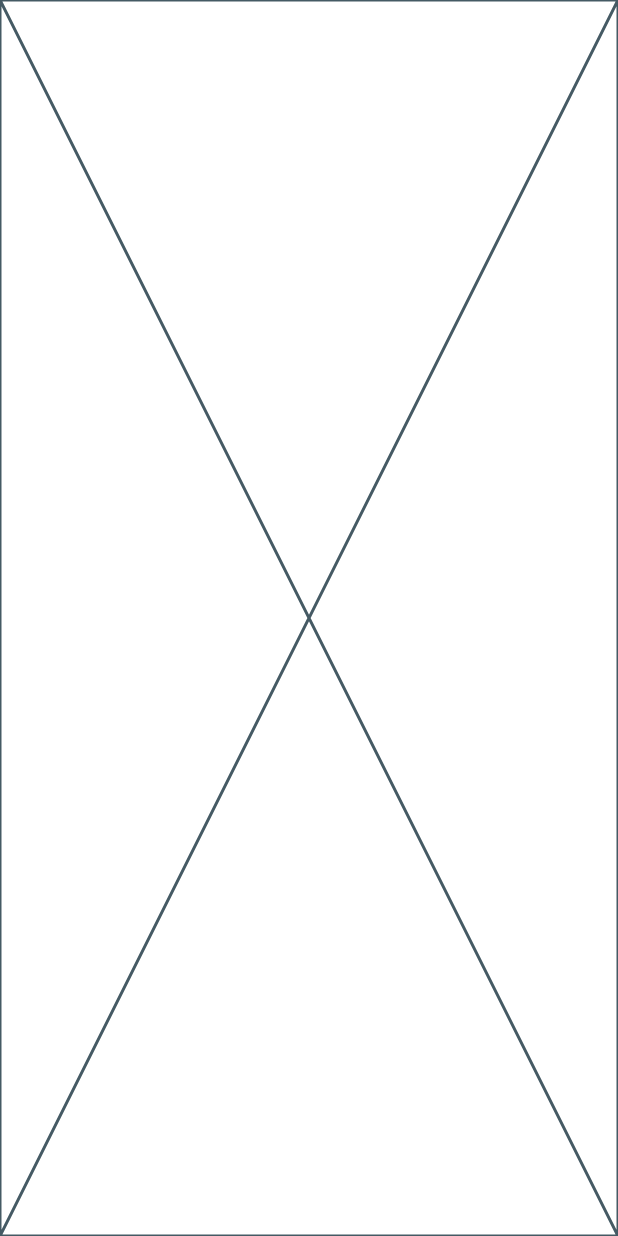
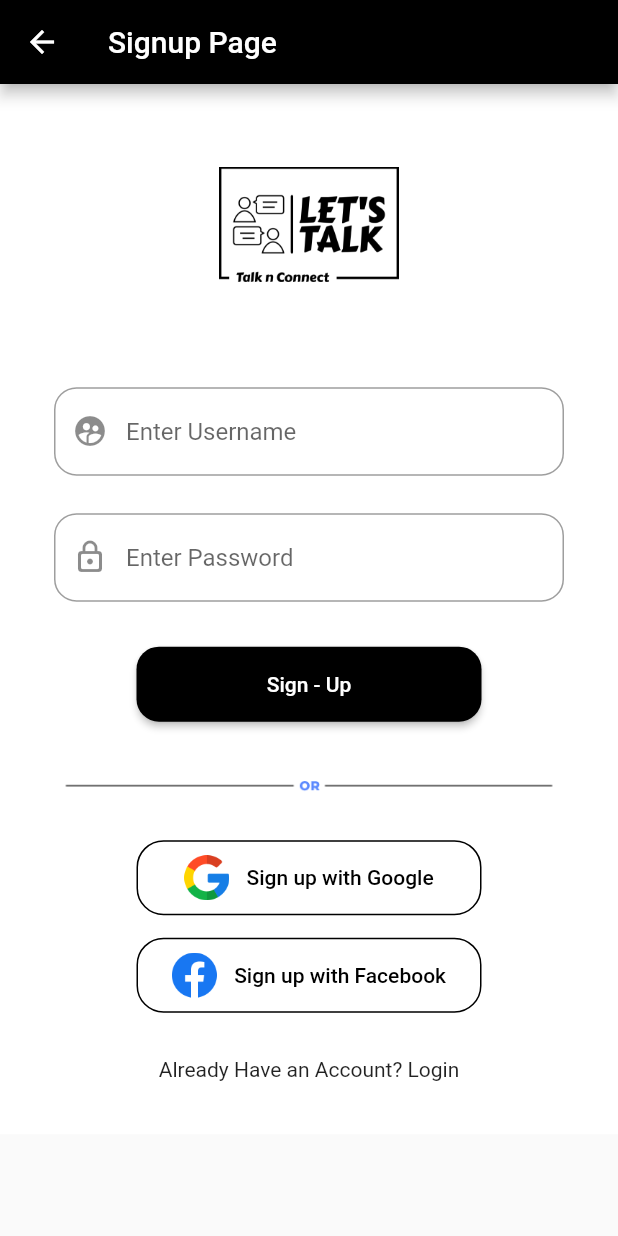
Before and after one commit to hasira09/Chat_App, a Flutter app: the screen it shows after launch, after a tap on "Create an Account", on a phone screen of 412 x 824 dp. Run offline on Flutter 3.47's test engine with Material 2 defaults, Android fonts, the phone set to English and light mode, and no system bars.

Commit message:
Sign Up Page
The Sign Up Page UI was coded

```diff
--- a/lib/Screens/LoginScreen.dart
+++ b/lib/Screens/LoginScreen.dart
@@ -5,6 +5,8 @@ class LoginScreen extends StatelessWidget {
 
   @override
   Widget build(BuildContext context) {
-    return const Placeholder();
+    return Scaffold(
+      appBar: AppBar(title: Text("LoginPage")),
+    );
   }
 }
--- a/lib/Screens/SignupScreen.dart
+++ b/lib/Screens/SignupScreen.dart
@@ -5,6 +5,122 @@ class SignupScreen extends StatelessWidget {
 
   @override
   Widget build(BuildContext context) {
-    return const Placeholder();
+    final size = MediaQuery.of(context).size;
+
+    return Scaffold(
+      appBar: AppBar(
+        backgroundColor: Colors.black,
+        title: Text("Signup Page"),
+      ),
+      body: SingleChildScrollView(
+        child: Container(
+          decoration: BoxDecoration(
+            color: Colors.white,
+          ),
+          padding: const EdgeInsets.all(35),
+          child: Column(
+            crossAxisAlignment: CrossAxisAlignment.center,
+            mainAxisAlignment: MainAxisAlignment.start,
+            children: [
+              Container(height: 20),
+              Image.asset("assets/Logo.png", width: 120),
+              Container(height: 70),
+              Container(
+                padding: EdgeInsets.symmetric(horizontal: 1),
+                child: TextField(
+                  decoration: InputDecoration(
+                    border: OutlineInputBorder(
+                      borderRadius: BorderRadius.circular(15),
+                    ),
+                    hintText: "Enter Username",
+                    prefixIcon: Icon(Icons.supervised_user_circle_rounded),
+                  ),
+                ),
+              ),
+              SizedBox(height: 25),
+              Container(
+                padding: EdgeInsets.symmetric(horizontal: 1),
+                child: TextField(
+                  decoration: InputDecoration(
+                    border: OutlineInputBorder(
+                      borderRadius: BorderRadius.circular(15),
+                    ),
+                    hintText: "Enter Password",
+                    prefixIcon: Icon(Icons.lock_outline_rounded),
+                  ),
+                ),
+              ),
+              SizedBox(height: 30),
+              SizedBox(
+                height: 50,
+                width: 230,
+                child: ElevatedButton(
+                  onPressed: () {},
+                  child: Text("Sign - Up"),
+                  style: ElevatedButton.styleFrom(
+                    primary: Colors.black,
+                    shape: RoundedRectangleBorder(
+                      borderRadius: BorderRadius.circular(15),
+                    ),
+                  ),
+                ),
+              ),
+              SizedBox(
+                height: 20,
+              ),
+              Image.asset("assets/line.png"),
+              SizedBox(
+                height: 10,
+              ),
+              SizedBox(
+                height: 50,
+                width: 230,
+                child: TextButton.icon(
+                  onPressed: () {},
+                  icon:
+                  Image.asset("assets/Google.png", width: 30, height: 30),
+                  label: Text(" Sign up with Google",
+                      style: TextStyle(color: Colors.black)),
+                  style: ButtonStyle(
+                      foregroundColor:
+                      MaterialStateProperty.all<Color>(Colors.black),
+                      shape:
+                      MaterialStateProperty.all<RoundedRectangleBorder>(
+                          RoundedRectangleBorder(
+                              borderRadius: BorderRadius.circular(18.0),
+                              side: BorderSide(color: Colors.black)))),
+                ),
+              ),
+              SizedBox(
+                height: 15,
+              ),
+              SizedBox(
+                height: 50,
+                width: 230,
+                child: TextButton.icon(
+                  onPressed: () {},
+                  icon:
+                  Image.asset("assets/Facebook.png", width: 30, height: 30),
+                  label: Text(" Sign up with Facebook",
+                      style: TextStyle(color: Colors.black)),
+                  style: ButtonStyle(
+                      foregroundColor:
+                      MaterialStateProperty.all<Color>(Colors.black),
+                      shape:
+                      MaterialStateProperty.all<RoundedRectangleBorder>(
+                          RoundedRectangleBorder(
+                              borderRadius: BorderRadius.circular(18.0),
+                              side: BorderSide(color: Colors.black)))),
+                ),
+              ),
+              SizedBox(
+                height: 30,
+              ),
+              Text("Already Have an Account? Login"),
+            ],
+          ),
+        ),
+      ),
+    );
   }
 }
--- a/lib/Screens/WelcomeScreen.dart
+++ b/lib/Screens/WelcomeScreen.dart
@@ -13,6 +13,8 @@ class _WelcomeScreenState extends State<WelcomeScreen>
     with TickerProviderStateMixin {
   @override
   Widget build(BuildContext context) {
+    final size = MediaQuery.of(context).size;
+
     return Scaffold(
       body: Stack(
         children: [
--- a/pubspec.yaml
+++ b/pubspec.yaml
@@ -63,6 +63,9 @@ flutter:
   assets:
     - assets/Logo.png
     - assets/Chat.gif
+    - assets/Google.png
+    - assets/Facebook.png
+    - assets/line.png
 
   # An image asset can refer to one or more resolution-specific "variants", see
   # https://flutter.dev/assets-and-images/#resolution-aware
```
Also changed, not shown: assets/Facebook.png (added), assets/Google.png (added), assets/line.png (added).
